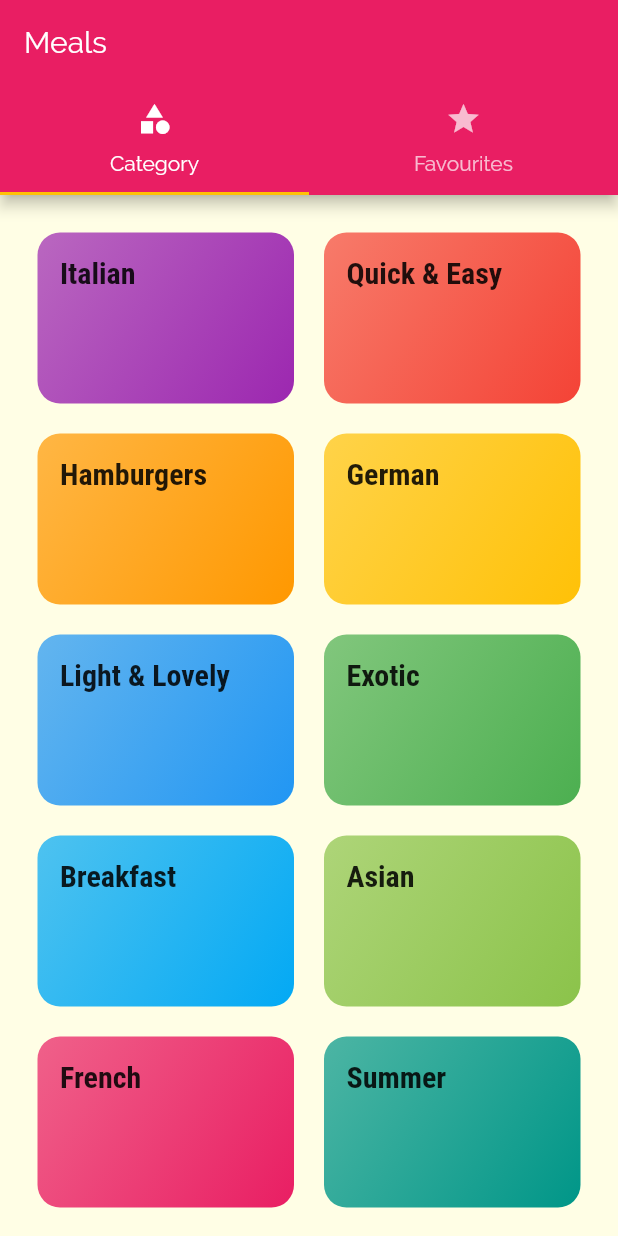
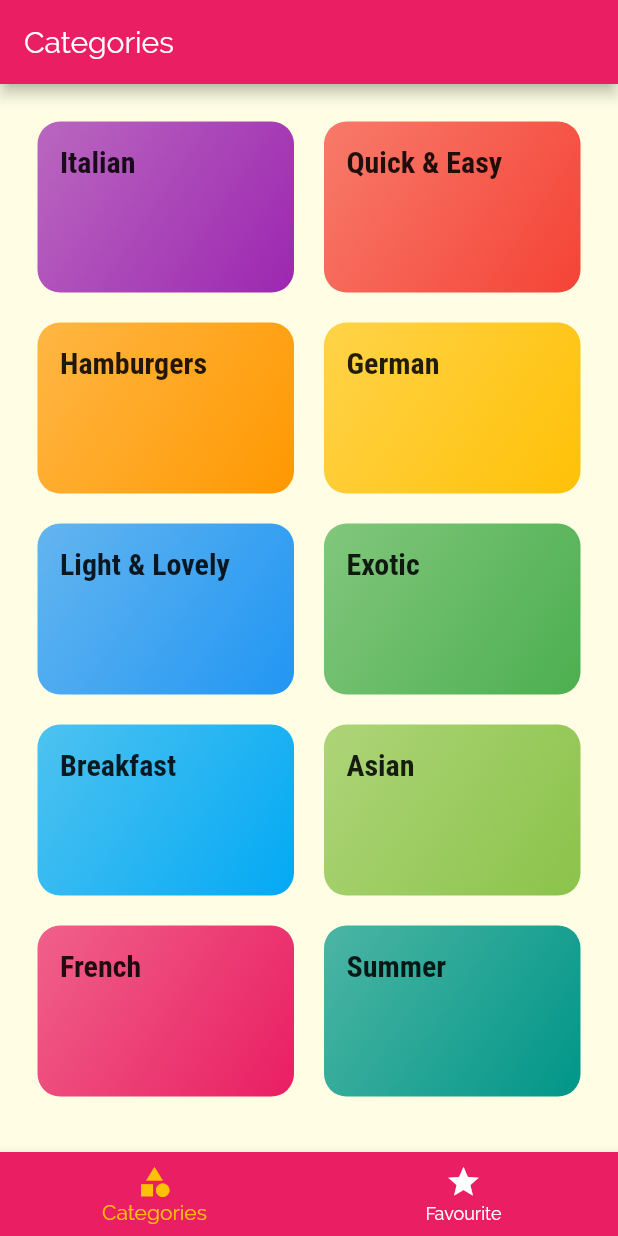
Before and after one commit to Mohamed-Issa/deli_meal, a Flutter app: the screen it shows after launch, on a phone screen of 412 x 824 dp. Run offline on Flutter 3.47's test engine with Material 2 defaults, Android fonts, the phone set to English and light mode, and no system bars.

```diff
--- a/lib/screens/tabs_screen.dart
+++ b/lib/screens/tabs_screen.dart
@@ -9,33 +9,42 @@ class TabsScreen extends StatefulWidget {
 }
 
 class _TabsScreenState extends State<TabsScreen> {
+  final List<Map<String, Object>> _pages = [
+    {'page' : CategoriesScreen(), 'title' : 'Categories'},
+    {'page' : FavouriteScreen(),'title' : 'your Favourites'}
+  ];
+
+  int _selectPageIndex = 0;
+
+  void _selectPage(int index) {
+    setState(() {
+      _selectPageIndex = index;
+    });
+  }
+
   @override
   Widget build(BuildContext context) {
-    return DefaultTabController(
-      length: 2,
-      initialIndex: 0,
-      child: Scaffold(
-        appBar: AppBar(
-          title: Text('Meals'),
-          bottom: TabBar(
-            tabs: <Widget>[
-              Tab(
-                icon: Icon(Icons.category),
-                text: 'Category',
-              ),
-              Tab(
-                icon: Icon(Icons.star),
-                text: 'Favourites',
-              ),
-            ],
+    return Scaffold(
+      appBar: AppBar(
+        title: Text(_pages[_selectPageIndex]['title']),
+      ),
+      body: _pages[_selectPageIndex]['page'],
+      bottomNavigationBar: BottomNavigationBar(
+        onTap: _selectPage,
+        backgroundColor: Theme.of(context).primaryColor,
+        unselectedItemColor: Colors.white,
+        selectedItemColor: Theme.of(context).accentColor,
+        currentIndex: _selectPageIndex,
+        items: [
+          BottomNavigationBarItem(
+            icon: Icon(Icons.category),
+            title: Text('Categories'),
           ),
-        ),
-        body: TabBarView(
-          children: <Widget>[
-            CategoriesScreen(),
-            FavouriteScreen(),
-          ],
-        ),
+          BottomNavigationBarItem(
+            icon: Icon(Icons.star),
+            title: Text('Favourite'),
+          )
+        ],
       ),
     );
   }
```
